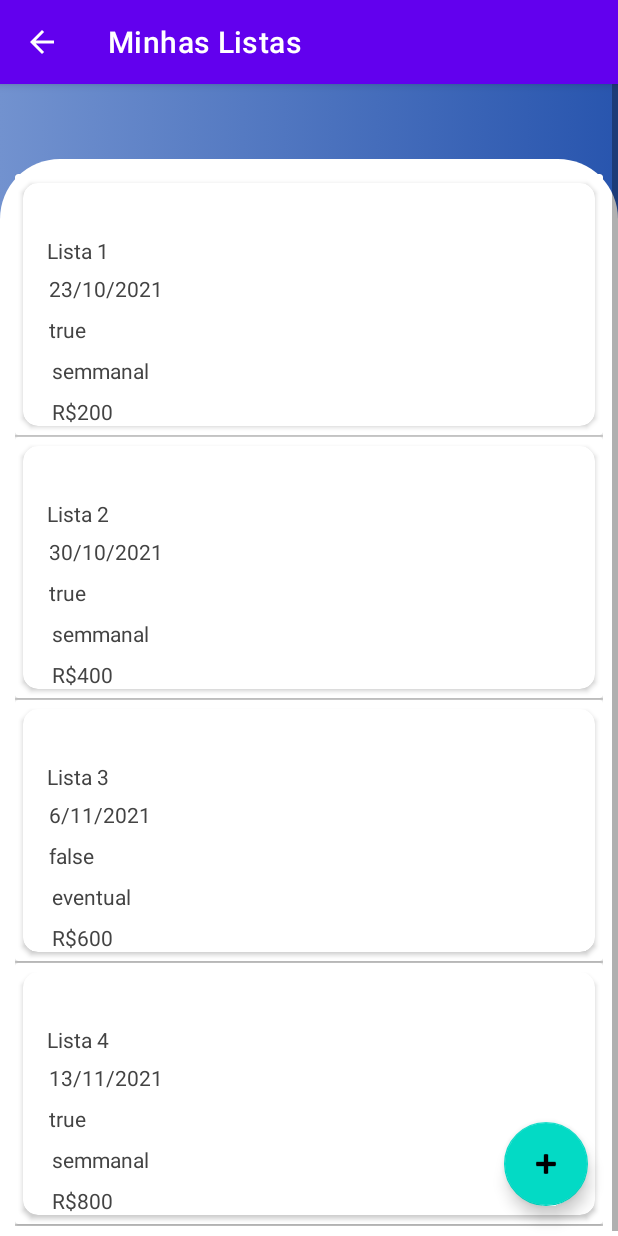
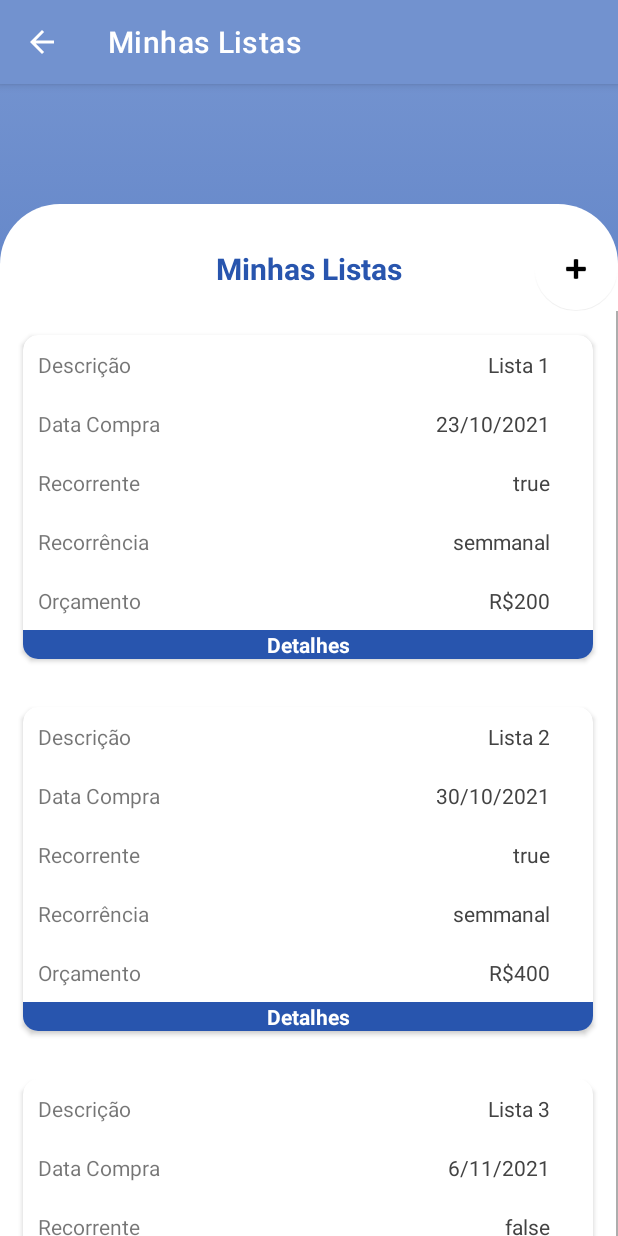
Before and after one commit to lffernandes/FIAP-mba3scjo-2021-GrupoA-SegundaEtapa, an Android app: the MinhasListas screen opened directly, with no data from a screen before it, on a phone screen of 412 x 824 dp. Run offline under Robolectric (Android 15) with nearby library versions, the light colour scheme and no system bars; our stand-ins replace data binding.

Commit message:
front Minhas Listas

```diff
--- a/app/src/main/java/br/com/fiap/mba3scjo2021_grupoa_listou/MinhasListas.kt
+++ b/app/src/main/java/br/com/fiap/mba3scjo2021_grupoa_listou/MinhasListas.kt
@@ -71,7 +71,8 @@ class MinhasListas() : AppCompatActivity(), ListasAdapter.ListaClickListener {
 
         var recyclerView: RecyclerView = findViewById(R.id.rv_compra_list)
         recyclerView.layoutManager = LinearLayoutManager(this)
-        recyclerView.addItemDecoration(DividerItemDecoration(this, DividerItemDecoration.VERTICAL))
+
+        recyclerView.addItemDecoration(DividerItemDecoration(this, 0))
         recyclerView.adapter = ListasAdapter(listMinhasListas(), this@MinhasListas)
 
         val actionBar = supportActionBar
--- /dev/null
+++ b/app/src/main/res/drawable/bg_rounded.xml
@@ -0,0 +1,12 @@
+<shape xmlns:android="http://schemas.android.com/apk/res/android">
+    <stroke
+        android:width="10dp"
+        android:color="@color/white" />
+
+    <solid android:color="@color/colorAccent" />
+
+    <corners
+        android:radius="10dp"
+        android:bottomLeftRadius="50dp"
+        android:bottomRightRadius="50dp"/>
+</shape>
--- a/app/src/main/res/drawable/gradient_background.xml
+++ b/app/src/main/res/drawable/gradient_background.xml
@@ -3,9 +3,11 @@
     <item>
         <shape>
             <gradient
+                android:angle="313.78"
                 android:startColor="#7292CF"
                 android:endColor="#2855AE"
-                android:type="linear" />
+                android:type="linear"
+                 />
         </shape>
     </item>
 </selector>
--- /dev/null
+++ b/app/src/main/res/drawable/ic_baseline_arrow_forward_24.xml
@@ -0,0 +1,5 @@
+<vector android:height="24dp" android:tint="#FFFFFF"
+    android:viewportHeight="24" android:viewportWidth="24"
+    android:width="24dp" xmlns:android="http://schemas.android.com/apk/res/android">
+    <path android:fillColor="@android:color/white" android:pathData="M12,4l-1.41,1.41L16.17,11H4v2h12.17l-5.58,5.59L12,20l8,-8z"/>
+</vector>
--- /dev/null
+++ b/app/src/main/res/drawable/ic_baseline_arrow_right_alt_24.xml
@@ -0,0 +1,5 @@
+<vector android:height="24dp" android:tint="#FFFFFF"
+    android:viewportHeight="24" android:viewportWidth="24"
+    android:width="24dp" xmlns:android="http://schemas.android.com/apk/res/android">
+    <path android:fillColor="@android:color/white" android:pathData="M16.01,11H4v2h12.01v3L20,12l-3.99,-4z"/>
+</vector>
--- a/app/src/main/res/layout/activity_minhas_listas.xml
+++ b/app/src/main/res/layout/activity_minhas_listas.xml
@@ -8,45 +8,70 @@
 
     <LinearLayout
         android:layout_width="match_parent"
-        android:layout_height="match_parent"
+        android:layout_height="wrap_content"
         android:background="@drawable/gradient_background"
         android:fillViewport="true"
         android:orientation="vertical">
 
-
-        <ScrollView
+        <androidx.constraintlayout.widget.ConstraintLayout
+            android:id="@+id/scrollView2"
             android:layout_width="match_parent"
-            android:layout_height="match_parent">
-
+            android:layout_height="match_parent"
+            android:layout_marginTop="80dp">
 
             <LinearLayout
+                android:id="@+id/linearLayout3"
                 android:layout_width="match_parent"
-                android:layout_height="match_parent"
-                android:layout_marginTop="50dp"
+                android:layout_height="wrap_content"
                 android:background="@drawable/shape_bg_login"
                 android:gravity="center"
                 android:orientation="vertical"
-                android:padding="10dp">
+                android:padding="0dp"
+                app:layout_constraintBottom_toBottomOf="parent"
+                app:layout_constraintEnd_toEndOf="parent"
+                app:layout_constraintStart_toStartOf="parent"
+                app:layout_constraintTop_toTopOf="parent">
+
+                <GridLayout
+                    android:layout_width="match_parent"
+                    android:layout_height="wrap_content"
+                    android:layout_marginTop="15dp">
+
+                    <TextView
+                        android:layout_width="wrap_content"
+                        android:layout_height="wrap_content"
+                        android:layout_row="0"
+                        android:layout_column="1"
+                        android:layout_gravity="center"
+                        android:text="@string/minhas_listas_label"
+                        android:textColor="#2855AE"
+                        android:textSize="20dp"
+                        android:textStyle="bold" />
+
+                    <com.google.android.material.floatingactionbutton.FloatingActionButton
+                        android:id="@+id/fab"
+                        android:layout_width="wrap_content"
+                        android:layout_height="wrap_content"
+                        android:layout_row="0"
+                        android:layout_column="1"
+                        android:layout_gravity="end"
+                        android:gravity="end"
+                        android:src="@android:drawable/ic_input_add"
+                        app:backgroundTint="#FFFFFF"
+                        app:elevation="0dp" />
+
+                </GridLayout>
 
                 <androidx.recyclerview.widget.RecyclerView
                     android:id="@+id/rv_compra_list"
                     android:layout_width="match_parent"
                     android:layout_height="0dp"
+                    android:layout_gravity="bottom"
                     android:layout_weight="1"
                     tools:listitem="@layout/item_listas" />
 
+
             </LinearLayout>
-        </ScrollView>
-
+        </androidx.constraintlayout.widget.ConstraintLayout>
     </LinearLayout>
-
-    <com.google.android.material.floatingactionbutton.FloatingActionButton
-        android:id="@+id/fab"
-        android:layout_width="wrap_content"
-        android:layout_height="wrap_content"
-        android:layout_alignParentEnd="true"
-        android:layout_alignParentBottom="true"
-        android:layout_margin="20dp"
-        android:src="@android:drawable/ic_input_add" />
-
 </RelativeLayout>
--- a/app/src/main/res/layout/item_listas.xml
+++ b/app/src/main/res/layout/item_listas.xml
@@ -4,85 +4,170 @@
     xmlns:card_view="http://schemas.android.com/tools">
 
     <data>
+
         <variable
             name="isListaCompra"
             type="br.com.fiap.mba3scjo2021_grupoa_listou.models.ListaCompra" />
     </data>
 
     <androidx.cardview.widget.CardView
-        android:layout_width="wrap_content"
-        android:layout_height="wrap_content">
+        android:layout_width="match_parent"
+        android:layout_height="wrap_content"
+        android:elevation="10dp"
+        app:cardCornerRadius="10dp"
+        app:cardUseCompatPadding="true"
+        card_view:cardCornerRadius="30dp"
+        android:layout_margin="10dp">
 
-        <androidx.cardview.widget.CardView
+        <GridLayout
             android:layout_width="match_parent"
             android:layout_height="wrap_content"
-            android:elevation="10dp"
-            app:cardCornerRadius="10dp"
-            app:cardUseCompatPadding="true"
-            card_view:cardCornerRadius="5dp">
+            android:divider="?android:dividerHorizontal"
+            android:orientation="vertical"
+            android:showDividers="middle">
 
-            <LinearLayout
-                android:layout_width="wrap_content"
-                android:layout_height="wrap_content"
-                android:orientation="vertical">
+            <TextView
+                android:id="@+id/id"
+                android:layout_width="0dp"
+                android:layout_height="0dp"
+                android:layout_marginTop="0dp"
+                android:visibility="invisible" />
+
+            <GridLayout
+                android:layout_width="match_parent"
+                android:layout_height="wrap_content">
 
                 <TextView
-                    android:id="@+id/id"
-                    android:layout_width="match_parent"
-                    android:layout_height="match_parent"
-                    android:visibility="invisible"/>
+                    android:layout_width="wrap_content"
+                    android:layout_height="wrap_content"
+                    android:layout_row="0"
+                    android:layout_column="0"
+                    android:layout_margin="10dp"
+                    android:layout_marginStart="15dp"
+                    android:text="@string/descricao_label" />
 
                 <TextView
                     android:id="@+id/descricao"
-                    android:layout_width="363dp"
+                    android:layout_width="match_parent"
                     android:layout_height="wrap_content"
-                    android:layout_marginStart="16dp"
-                    android:layout_marginTop="16dp"
-                    android:layout_marginEnd="341dp"
+                    android:layout_row="0"
+                    android:layout_column="1"
+                    android:layout_gravity="end"
+                    android:layout_marginStart="10dp"
+                    android:layout_marginTop="10dp"
+                    android:layout_marginEnd="120dp"
+                    android:layout_marginBottom="10dp"
+                    android:gravity="end"
+                    android:paddingEnd="10dp"
                     android:text="@{isListaCompra.descricao}"
                     android:textColor="@color/textoListas" />
 
                 <TextView
+                    android:layout_width="wrap_content"
+                    android:layout_height="wrap_content"
+                    android:layout_row="1"
+                    android:layout_column="0"
+                    android:layout_margin="10dp"
+                    android:layout_marginStart="15dp"
+                    android:text="@string/data_compra_label" />
+
+                <TextView
                     android:id="@+id/dtCompra"
-                    android:layout_width="363dp"
+                    android:layout_width="match_parent"
                     android:layout_height="wrap_content"
-                    android:layout_marginStart="17dp"
-                    android:layout_marginTop="6dp"
-                    android:layout_marginEnd="279dp"
+                    android:layout_row="1"
+                    android:layout_column="1"
+                    android:layout_marginStart="10dp"
+                    android:layout_marginTop="10dp"
+                    android:layout_marginEnd="120dp"
+                    android:layout_marginBottom="10dp"
+                    android:gravity="end"
+                    android:paddingEnd="10dp"
                     android:text="@{isListaCompra.dtCompra}"
                     android:textColor="@color/textoListas" />
 
                 <TextView
+                    android:layout_width="wrap_content"
+                    android:layout_height="wrap_content"
+                    android:layout_row="2"
+                    android:layout_column="0"
+                    android:layout_margin="10dp"
+                    android:layout_marginStart="15dp"
+                    android:text="@string/is_recorrente_label" />
+
+                <TextView
                     android:id="@+id/recorrente"
-                    android:layout_width="362dp"
+                    android:layout_width="match_parent"
                     android:layout_height="wrap_content"
-                    android:layout_marginStart="17dp"
-                    android:layout_marginTop="8dp"
-                    android:layout_marginEnd="333dp"
+                    android:layout_row="2"
+                    android:layout_column="1"
+                    android:layout_marginStart="10dp"
+                    android:layout_marginTop="10dp"
+                    android:layout_marginEnd="120dp"
+                    android:layout_marginBottom="10dp"
+                    android:gravity="end"
+                    android:paddingEnd="10dp"
                     android:text="@{isListaCompra.recorrente}"
                     android:textColor="@color/textoListas" />
 
                 <TextView
+                    android:layout_width="wrap_content"
+                    android:layout_height="wrap_content"
+                    android:layout_row="3"
+                    android:layout_column="0"
+                    android:layout_margin="10dp"
+                    android:layout_marginStart="15dp"
+                    android:text="@string/recorrencia_label" />
+
+                <TextView
                     android:id="@+id/recorrencia"
-                    android:layout_width="360dp"
+                    android:layout_width="match_parent"
                     android:layout_height="wrap_content"
-                    android:layout_marginStart="19dp"
-                    android:layout_marginTop="8dp"
-                    android:layout_marginEnd="327dp"
+                    android:layout_row="3"
+                    android:layout_column="1"
+                    android:layout_marginStart="10dp"
+                    android:layout_marginTop="10dp"
+                    android:layout_marginEnd="120dp"
+                    android:layout_marginBottom="10dp"
+                    android:gravity="end"
+                    android:paddingEnd="10dp"
                     android:text="@{isListaCompra.recorrencia}"
                     android:textColor="@color/textoListas" />
 
                 <TextView
+                    android:layout_width="wrap_content"
+                    android:layout_height="wrap_content"
+                    android:layout_row="4"
+                    android:layout_column="0"
+                    android:layout_margin="10dp"
+                    android:layout_marginStart="15dp"
+                    android:text="@string/orcamento" />
+
+                <TextView
                     android:id="@+id/orcamento"
-                    android:layout_width="361dp"
+                    android:layout_width="match_parent"
                     android:layout_height="wrap_content"
-                    android:layout_marginStart="19dp"
-                    android:layout_marginTop="8dp"
-                    android:layout_marginEnd="277dp"
+                    android:layout_row="4"
+                    android:layout_column="1"
+                    android:layout_marginStart="10dp"
+                    android:layout_marginTop="10dp"
+                    android:layout_marginEnd="120dp"
+                    android:layout_marginBottom="10dp"
+                    android:gravity="end"
+                    android:paddingEnd="10dp"
                     android:text="@{isListaCompra.orcamento}"
                     android:textColor="@color/textoListas" />
+            </GridLayout>
 
-            </LinearLayout>
-        </androidx.cardview.widget.CardView>
+            <TextView
+                android:id="@+id/detalhesButton"
+                android:layout_width="match_parent"
+                android:layout_height="match_parent"
+                android:background="@color/colorAccent"
+                android:gravity="center"
+                android:text="Detalhes"
+                android:textColor="@color/white"
+                android:textStyle="bold"/>
+        </GridLayout>
     </androidx.cardview.widget.CardView>
 </layout>
--- a/app/src/main/res/values/strings.xml
+++ b/app/src/main/res/values/strings.xml
@@ -15,4 +15,9 @@
     <string name="periodo">Período</string>
     <string name="salvar">SALVAR</string>
     <string name="saudacao_nome">Olá, Grupo A.</string>
+    <string name="recorrencia_label">Recorrência</string>
+    <string name="is_recorrente_label">Recorrente</string>
+    <string name="data_compra_label">Data Compra</string>
+    <string name="descricao_label">Descrição</string>
+    <string name="minhas_listas_label">Minhas Listas</string>
 </resources>
--- a/app/src/main/res/values/styles.xml
+++ b/app/src/main/res/values/styles.xml
@@ -1,4 +1,3 @@
 <?xml version="1.0" encoding="utf-8"?>
 <resources>
-
 </resources>
--- a/app/src/main/res/values/themes.xml
+++ b/app/src/main/res/values/themes.xml
@@ -2,27 +2,29 @@
     <!-- Base application theme. -->
     <style name="Theme.Mba3scjo2021GrupoAListou" parent="Theme.MaterialComponents.DayNight.DarkActionBar">
         <!-- Primary brand color. -->
-        <item name="colorPrimary">@color/purple_500</item>
-        <item name="colorPrimaryVariant">@color/purple_700</item>
+        <item name="colorPrimary">#7292CF</item>
+        <item name="colorPrimaryVariant">#7292CF</item>
         <item name="colorOnPrimary">@color/white</item>
         <!-- Secondary brand color. -->
-        <item name="colorSecondary">@color/teal_200</item>
-        <item name="colorSecondaryVariant">@color/teal_700</item>
+        <item name="colorSecondary">#2855AE</item>
+        <item name="colorSecondaryVariant">#2855AE</item>
         <item name="colorOnSecondary">@color/black</item>
 
         <!-- Customize your theme here. -->
         <item name="windowActionBar">false</item>
         <item name="windowNoTitle">true</item>
+
+        <item name="colorAccent">#7292CF</item>
     </style>
 
     <style name="Theme.Mba3scjo2021GrupoAListou_actionBar" parent="Theme.MaterialComponents.DayNight.DarkActionBar">
         <!-- Primary brand color. -->
-        <item name="colorPrimary">@color/purple_500</item>
-        <item name="colorPrimaryVariant">@color/purple_700</item>
+        <item name="colorPrimary">#7292CF</item>
+        <item name="colorPrimaryVariant">#7292CF</item>
         <item name="colorOnPrimary">@color/white</item>
         <!-- Secondary brand color. -->
-        <item name="colorSecondary">@color/teal_200</item>
-        <item name="colorSecondaryVariant">@color/teal_700</item>
+        <item name="colorSecondary">#2855AE</item>
+        <item name="colorSecondaryVariant">#2855AE</item>
         <item name="colorOnSecondary">@color/black</item>
         <!-- Status bar color. -->
         <item name="android:statusBarColor" tools:targetApi="l">?attr/colorPrimaryVariant</item>
@@ -30,6 +32,8 @@
 
         <item name="windowActionBar">true</item>
         <item name="windowNoTitle">false</item>
+
+        <item name="colorAccent">#7292CF</item>
     </style>
 
 </resources>
```
Also changed, not shown: app/src/main/res/drawable/img_listou.jpeg (added).
